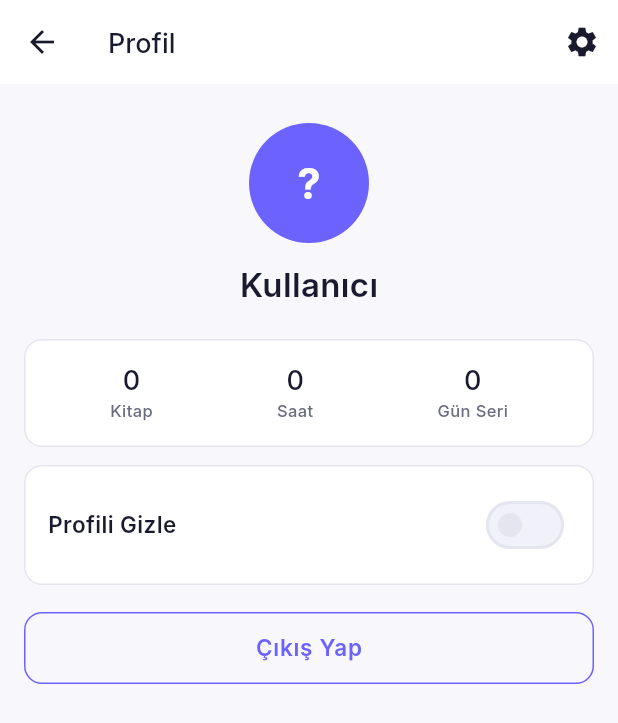
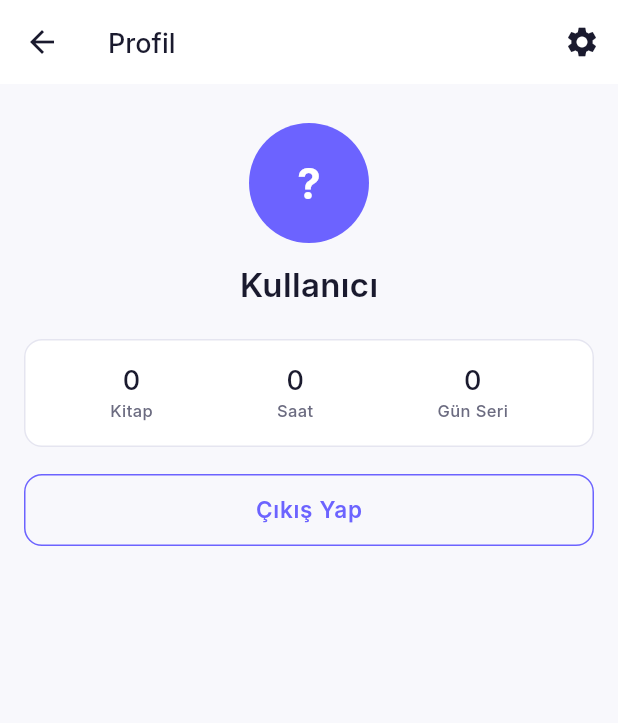
Before and after one commit to BerkOzbezen/PagePace-app, a Flutter app: the ProfileScreen screen opened by its route, on a phone screen of 412 x 824 dp. Shown: the top 723 px of the screen. Run offline on Flutter 3.47's test engine with Material 3 defaults, Android fonts, the phone set to English and light mode, and no system bars; our stand-ins replace dio, firebase_auth, firebase_core, fl_chart, go_router, google_sign_in and 1 more; accounts and stored records are empty; network calls fail; Roboto replaces fonts that are missing (Inter).

Commit message:
fix: remove profile hide toggle

```diff
--- a/frontend/lib/features/profile/screens/profile_screen.dart
+++ b/frontend/lib/features/profile/screens/profile_screen.dart
@@ -19,7 +19,6 @@ class _ProfileScreenState extends State<ProfileScreen> {
   final _api = ApiService();
 
   bool _loading = true;
-  bool _hidden = false;
   String _displayName = '';
   String _email = '';
   String _initials = '?';
@@ -165,27 +164,6 @@ class _ProfileScreenState extends State<ProfileScreen> {
                     ],
                   ),
                 ),
-                const SizedBox(height: 12),
-                PPCard(
-                  child: Row(
-                    children: [
-                      Expanded(
-                        child: Text(
-                          'Profili Gizle',
-                          style: AppTextStyles.body.copyWith(
-                            color: scheme.onSurface,
-                            fontWeight: FontWeight.w600,
-                          ),
-                        ),
-                      ),
-                      Switch(
-                        value: _hidden,
-                        activeColor: AppColors.primary,
-                        onChanged: (v) => setState(() => _hidden = v),
-                      ),
-                    ],
-                  ),
-                ),
                 const SizedBox(height: 18),
                 PPButton(
                   label: 'Çıkış Yap',
```
